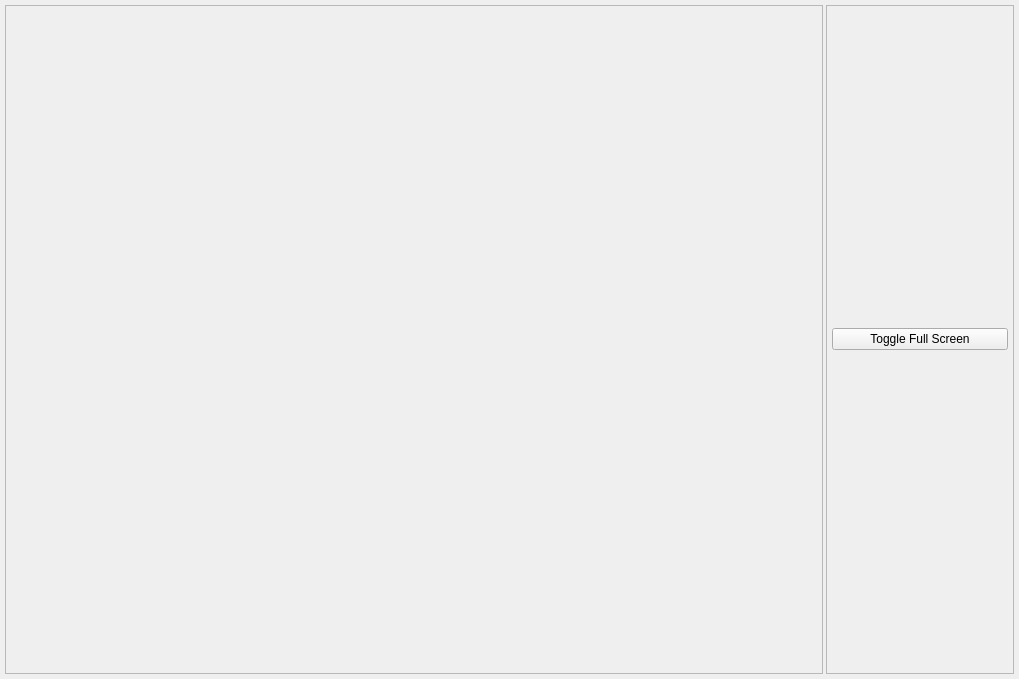
This is mainframe.ui in aleksey-ka/OpenAP-AstroPhotography as Qt 5 draws it before an edit. The edited form follows.
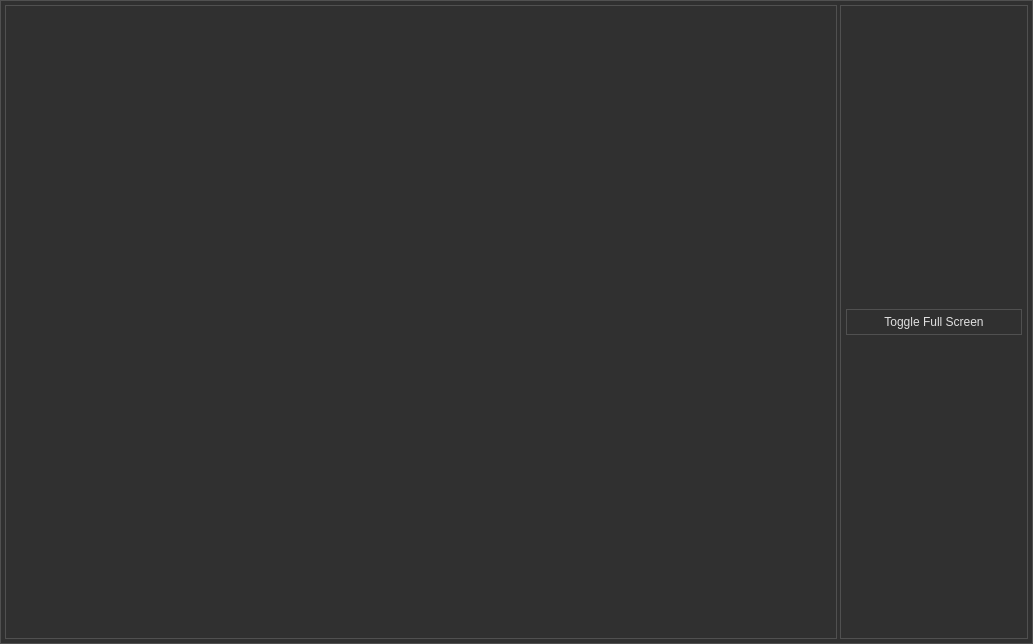
This is the edited form.

Commit message: Dark theme

```diff
--- a/mainframe.ui
+++ b/mainframe.ui
@@ -6,13 +6,38 @@
    <rect>
     <x>0</x>
     <y>0</y>
-    <width>1019</width>
-    <height>679</height>
+    <width>1033</width>
+    <height>644</height>
    </rect>
   </property>
   <property name="windowTitle">
    <string>MyASICap</string>
   </property>
+  <property name="styleSheet">
+   <string notr="true">QWidget {
+	color: #E0E0E0;
+	background-color: #303030;
+	border-width: 1px;
+	border-style: solid;
+	border-color: #505050;
+}
+QFrame {
+	border-color: #505050;
+}
+QPushButton {
+	padding: 5;
+}
+QPushButton::hover {
+	color: #FFFFFF;
+	border-color: #707070;
+}
+QPushButton::pressed {
+	background-color: #505050;
+}
+QPushButton:focus {
+	outline: none;
+}</string>
+  </property>
   <widget class="QWidget" name="centralWidget">
    <layout class="QHBoxLayout" name="horizontalLayout">
     <item>
```
